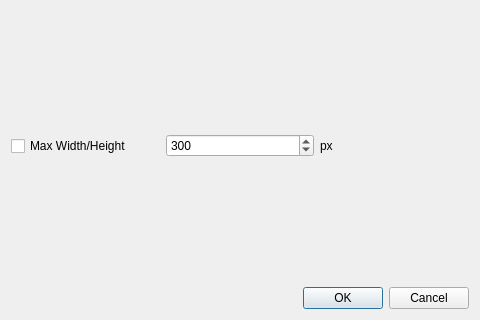
Qt form prerefrence.ui (antipro/DiskExplorer) before a commit.
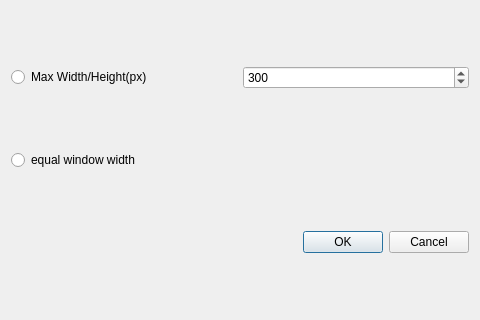
The same form after that commit.

The edit to the form file:
```diff
--- a/prerefrence.ui
+++ b/prerefrence.ui
@@ -17,9 +17,9 @@
    <item>
     <layout class="QHBoxLayout" name="horizontalLayout">
      <item>
-      <widget class="QCheckBox" name="checkBox">
+      <widget class="QRadioButton" name="radioButton">
        <property name="text">
-        <string>Max Width/Height</string>
+        <string>Max Width/Height(px)</string>
        </property>
       </widget>
      </item>
@@ -33,10 +33,14 @@
        </property>
       </widget>
      </item>
+    </layout>
+   </item>
+   <item>
+    <layout class="QHBoxLayout" name="horizontalLayout_2">
      <item>
-      <widget class="QLabel" name="label">
+      <widget class="QRadioButton" name="radioButton_2">
        <property name="text">
-        <string>px</string>
+        <string>equal window width</string>
        </property>
       </widget>
      </item>
```
